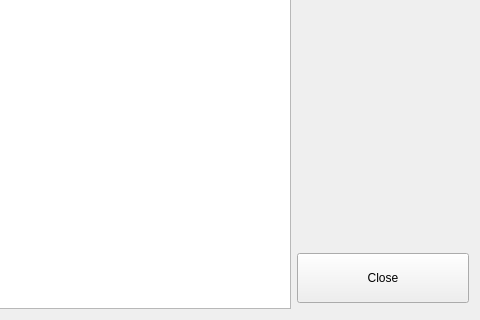
The window that Chat-Application/showcontact.ui (verina101/Chat-Application) describes before a commit, drawn with Qt 5; both pictures show x 220 to 700 and y 180 to 500 of the 700 by 500 pixel window.
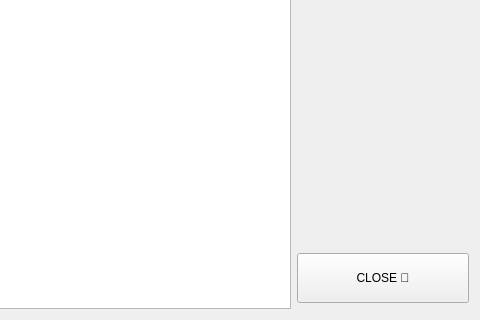
The same window after the commit. Icons and pictures are not drawn.

What changed in the file:
```diff
--- a/Chat-Application/showcontact.ui
+++ b/Chat-Application/showcontact.ui
@@ -66,7 +66,7 @@
         </size>
        </property>
        <property name="text">
-        <string>Close</string>
+        <string>CLOSE 🥺</string>
        </property>
       </widget>
      </item>
```
